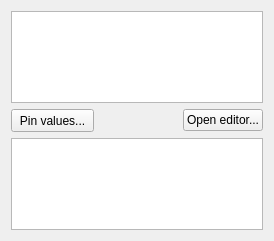
spine-tools/spine-items, file spine_items/view/ui/view_properties.ui: the form before one commit.
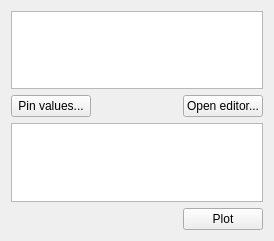
The form after the commit. Custom widgets are drawn as their Qt base class.

Commit message:
Add option to copy plot data to clipboard from View
Re Spine-project/Spine-Toolbox#1703

What changed in the file:
```diff
--- a/spine_items/view/ui/view_properties.ui
+++ b/spine_items/view/ui/view_properties.ui
@@ -51,25 +51,7 @@
       <number>6</number>
      </property>
      <item>
-      <widget class="QPushButton" name="pushButton_view_pin_values">
-       <property name="sizePolicy">
-        <sizepolicy hsizetype="MinimumExpanding" vsizetype="Fixed">
-         <horstretch>0</horstretch>
-         <verstretch>0</verstretch>
-        </sizepolicy>
-       </property>
-       <property name="minimumSize">
-        <size>
-         <width>75</width>
-         <height>23</height>
-        </size>
-       </property>
-       <property name="maximumSize">
-        <size>
-         <width>16777215</width>
-         <height>23</height>
-        </size>
-       </property>
+      <widget class="QPushButton" name="pushButton_pin_values">
        <property name="toolTip">
         <string>&lt;html&gt;&lt;head/&gt;&lt;body&gt;&lt;p&gt;Open selected database in Spine database editor&lt;/p&gt;&lt;/body&gt;&lt;/html&gt;</string>
        </property>
@@ -113,6 +95,30 @@
      </property>
     </widget>
    </item>
+   <item>
+    <layout class="QHBoxLayout" name="horizontalLayout">
+     <item>
+      <spacer name="horizontalSpacer">
+       <property name="orientation">
+        <enum>Qt::Horizontal</enum>
+       </property>
+       <property name="sizeHint" stdset="0">
+        <size>
+         <width>40</width>
+         <height>20</height>
+        </size>
+       </property>
+      </spacer>
+     </item>
+     <item>
+      <widget class="QPushButton" name="pushButton_plot_pinned">
+       <property name="text">
+        <string>Plot</string>
+       </property>
+      </widget>
+     </item>
+    </layout>
+   </item>
   </layout>
  </widget>
  <customwidgets>
```
Left out of the diff: 2 changed lines with no effect on the pictures. The commit also changes 4 other files.
